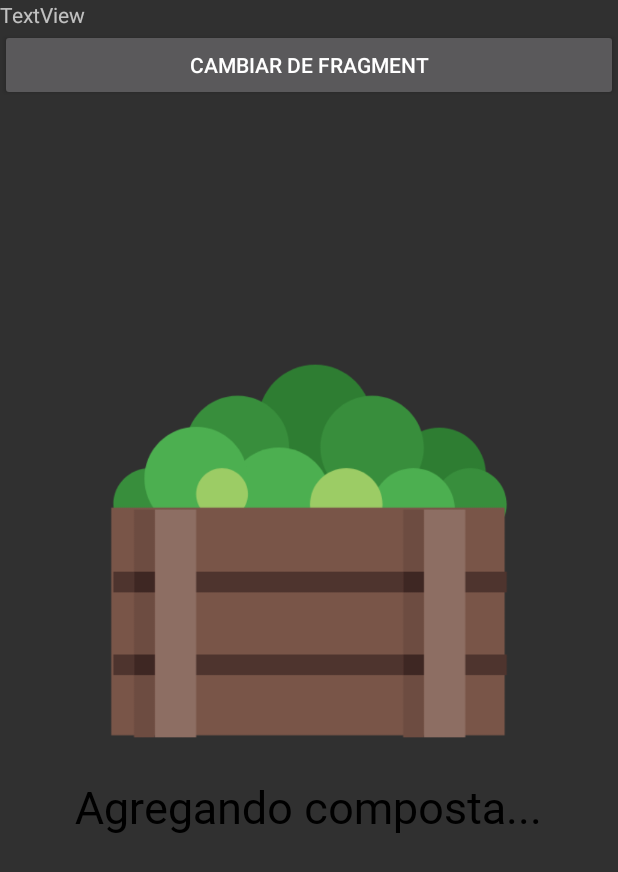
After one commit to Kyoo1802/plants, an Android app: the fragment FragmentAddCompost placed in its activity, on a phone screen of 412 x 824 dp. The commit adds this screen. Shown: the top 872 px of the screen. Run offline under Robolectric (Android 15) with nearby library versions, the phone set to English and light mode, and no system bars; Roboto replaces fonts that are not available here.

Commit message:
Agregando pruebas de transaccion de Fragments/Compost

```diff
--- /dev/null
+++ b/app/src/main/java/com/gaby/plants/FragmentAddCompost.java
@@ -0,0 +1,15 @@
+package com.gaby.plants;
+
+import android.os.Bundle;
+import android.support.v4.app.Fragment;
+import android.view.LayoutInflater;
+import android.view.View;
+import android.view.ViewGroup;
+
+public class FragmentAddCompost extends Fragment {
+
+    public View onCreateView(LayoutInflater inflater, ViewGroup container,
+                             Bundle savedInstanceState) {
+        return inflater.inflate(R.layout.fragment_agregando_compost, container, false);
+    }
+}
--- a/app/src/main/res/layout/fragment_preparando_compost.xml
+++ b/app/src/main/res/layout/fragment_agregando_compost.xml
@@ -20,7 +20,7 @@
         android:layout_gravity="center_horizontal"
         android:fontFamily="@font/andika"
         android:text="@string/agregandoCompost"
-        android:textColor="#2A373E"
+        android:textColor="#000000"
         android:textSize="30sp" />
 
 
```
Also changed, not shown: app/src/main/java/com/gaby/plants/MainActivity.java (+8 -1 lines).
